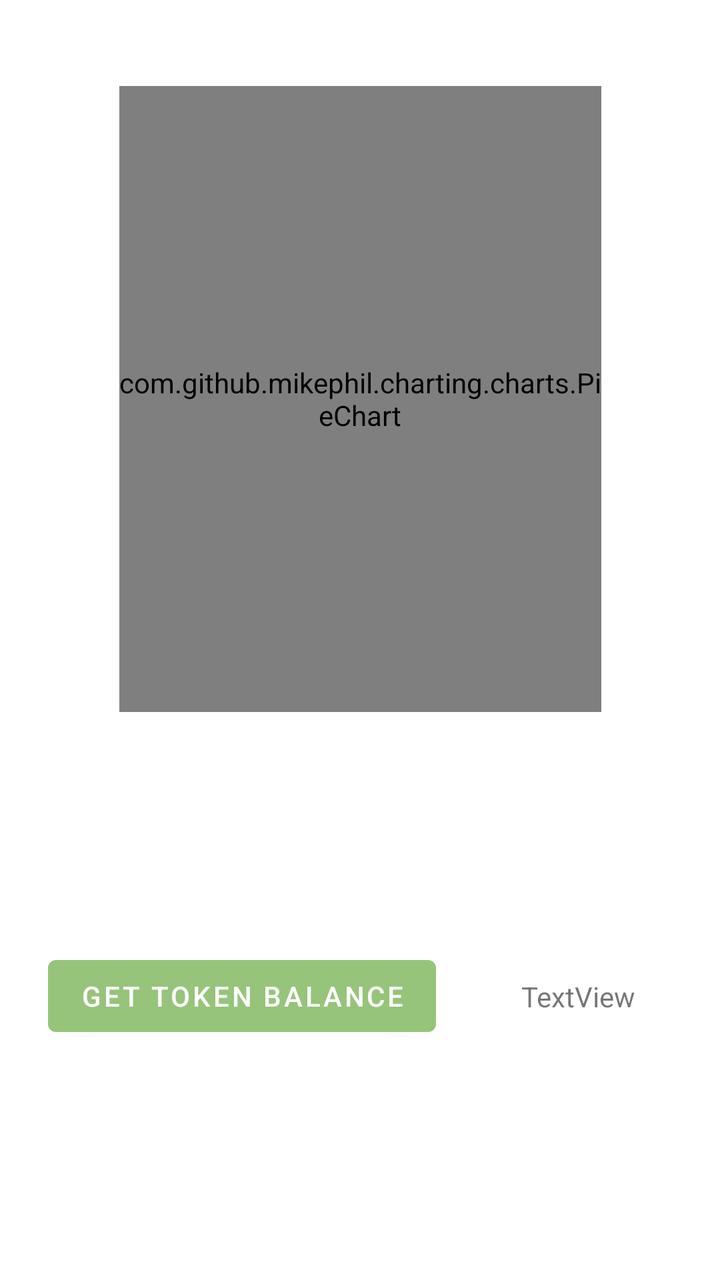
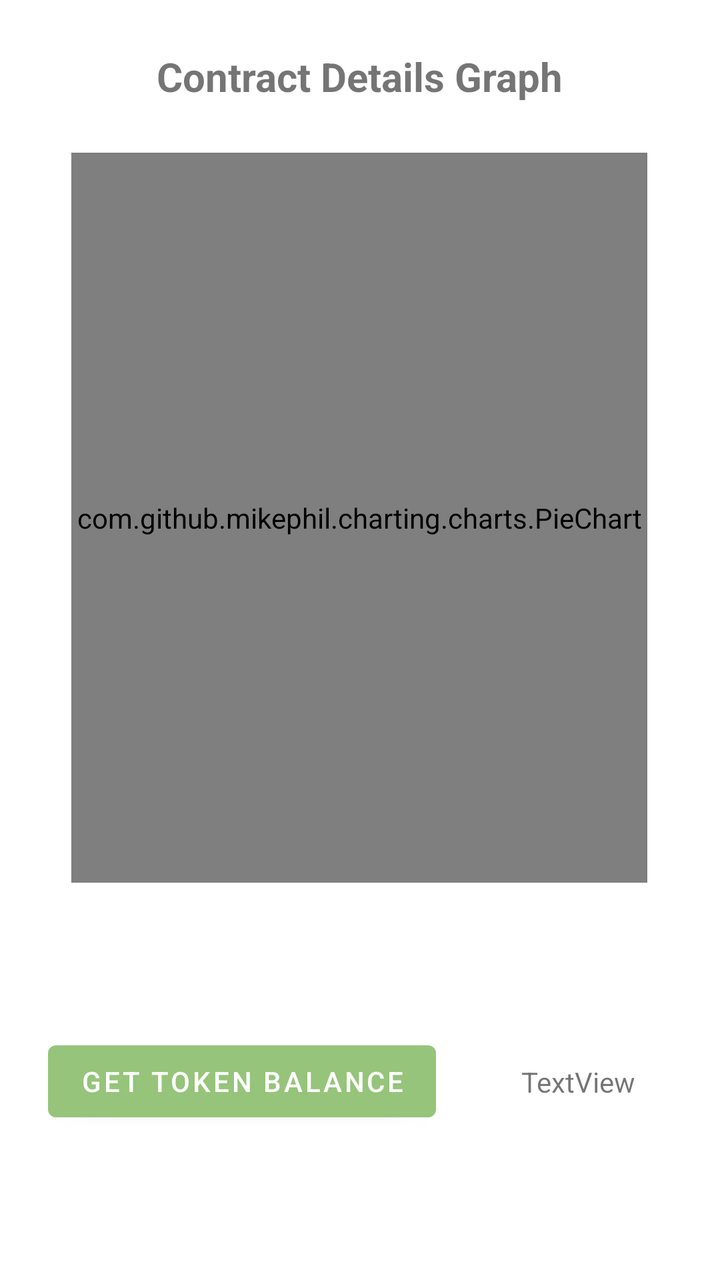

Two renders of the same Android screen: before a commit and after it. Below are the layout's source before the change and the commit's diff.
<!-- AndroidManifest.xml: application theme Theme.MyApplication -->
<!-- res/layout/fragment_home.xml -->
<?xml version="1.0" encoding="utf-8"?>
<androidx.constraintlayout.widget.ConstraintLayout xmlns:android="http://schemas.android.com/apk/res/android"
    xmlns:app="http://schemas.android.com/apk/res-auto"
    xmlns:tools="http://schemas.android.com/tools"
    android:layout_width="match_parent"
    android:layout_height="match_parent"
    tools:context=".ui.home.HomeFragment">


    <com.github.mikephil.charting.charts.PieChart
        android:id="@+id/piechart"
        android:layout_width="241dp"
        android:layout_height="313dp"
        app:layout_constraintBottom_toBottomOf="parent"
        app:layout_constraintEnd_toEndOf="parent"
        app:layout_constraintStart_toStartOf="parent"
        app:layout_constraintTop_toTopOf="parent"
        app:layout_constraintVertical_bias="0.131" />

    <TextView
        android:id="@+id/textsepolia"
        android:layout_width="wrap_content"
        android:layout_height="wrap_content"
        android:text="TextView"
        app:layout_constraintBottom_toBottomOf="parent"
        app:layout_constraintEnd_toEndOf="parent"
        app:layout_constraintStart_toEndOf="@+id/button1"
        app:layout_constraintTop_toBottomOf="@+id/piechart" />

    <Button
        android:id="@+id/button1"
        android:layout_width="wrap_content"
        android:layout_height="wrap_content"
        android:layout_marginStart="24dp"
        android:text="Get Token Balance"
        app:layout_constraintBottom_toBottomOf="parent"
        app:layout_constraintStart_toStartOf="parent"
        app:layout_constraintTop_toBottomOf="@+id/piechart" />

</androidx.constraintlayout.widget.ConstraintLayout>
<!-- resources referenced by this layout -->
<resources>
  <style name="Theme.MyApplication" parent="Theme.MaterialComponents.DayNight.NoActionBar">
          
          <item name="colorPrimary">@color/clr_primary_a0</item>
          <item name="colorPrimaryVariant">@color/clr_primary_a30</item>
          <item name="colorOnPrimary">@color/clr_light_a0</item>
  
          <item name="colorSecondary">@color/clr_primary_a20</item>
          <item name="colorOnSecondary">@color/clr_dark_a0</item>
  
          
          <item name="android:colorBackground">@color/clr_surface_a0</item>
          <item name="colorSurface">@color/clr_surface_a0</item>
          <item name="colorOnSurface">@color/clr_dark_a0</item>
  
          
          <item name="colorError">#CF6679</item>
          <item name="colorOnError">@color/clr_light_a0</item>
      </style>
  <color name="clr_primary_a0">#96c47a</color>
  <color name="clr_primary_a30">#90ad7d</color>
  <color name="clr_light_a0">#FFFFFF</color>
  <color name="clr_primary_a20">#92b57c</color>
  <color name="clr_dark_a0">#000000</color>
  <color name="clr_surface_a0">#FFFFFF</color>
</resources>

<!-- the commit's change to res/layout/fragment_home.xml (unified diff, before → after) -->
@@ -9,13 +9,16 @@
 
     <com.github.mikephil.charting.charts.PieChart
         android:id="@+id/piechart"
-        android:layout_width="241dp"
-        android:layout_height="313dp"
+        android:layout_width="288dp"
+        android:layout_height="365dp"
+        android:clipChildren="false"
+        android:clipToPadding="false"
         app:layout_constraintBottom_toBottomOf="parent"
         app:layout_constraintEnd_toEndOf="parent"
+        app:layout_constraintHorizontal_bias="0.495"
         app:layout_constraintStart_toStartOf="parent"
         app:layout_constraintTop_toTopOf="parent"
-        app:layout_constraintVertical_bias="0.131" />
+        app:layout_constraintVertical_bias="0.278" />
 
     <TextView
         android:id="@+id/textsepolia"
@@ -37,4 +40,16 @@
         app:layout_constraintStart_toStartOf="parent"
         app:layout_constraintTop_toBottomOf="@+id/piechart" />
 
+    <TextView
+        android:id="@+id/textView"
+        android:layout_width="wrap_content"
+        android:layout_height="wrap_content"
+        android:text="@string/graph_title"
+        android:textSize= "@dimen/text1"
+        android:textStyle="bold"
+        app:layout_constraintBottom_toTopOf="@+id/piechart"
+        app:layout_constraintEnd_toEndOf="parent"
+        app:layout_constraintStart_toStartOf="parent"
+        app:layout_constraintTop_toTopOf="parent" />
+
 </androidx.constraintlayout.widget.ConstraintLayout>
<!-- resource entries referenced after the edit -->
@@ -1,5 +1,7 @@
 <!-- resources referenced by this layout -->
 <resources>
+  <dimen name="text1">20sp</dimen>
+  <string name="graph_title">Contract Details Graph</string>
   <style name="Theme.MyApplication" parent="Theme.MaterialComponents.DayNight.NoActionBar">
           
           <item name="colorPrimary">@color/clr_primary_a0</item>
